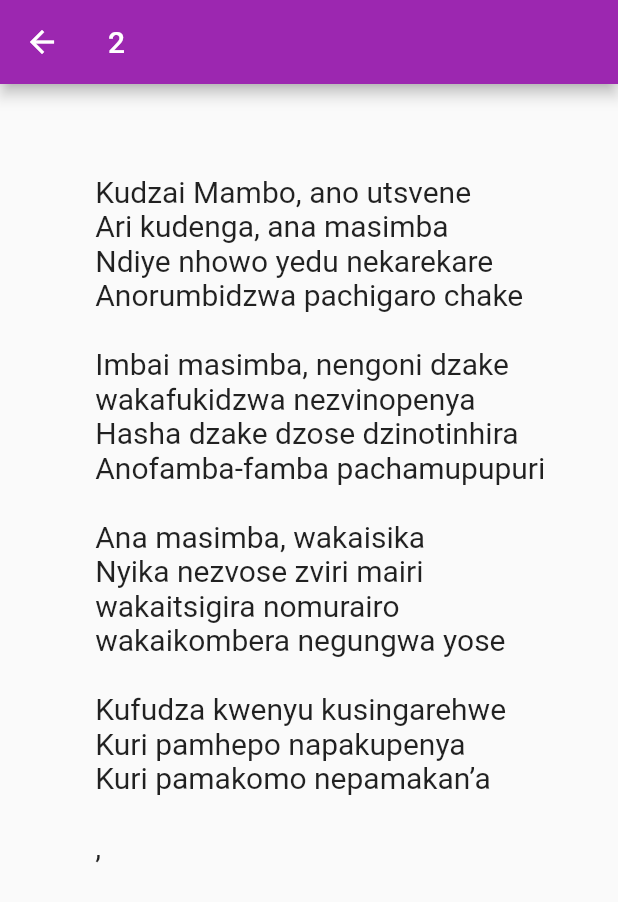
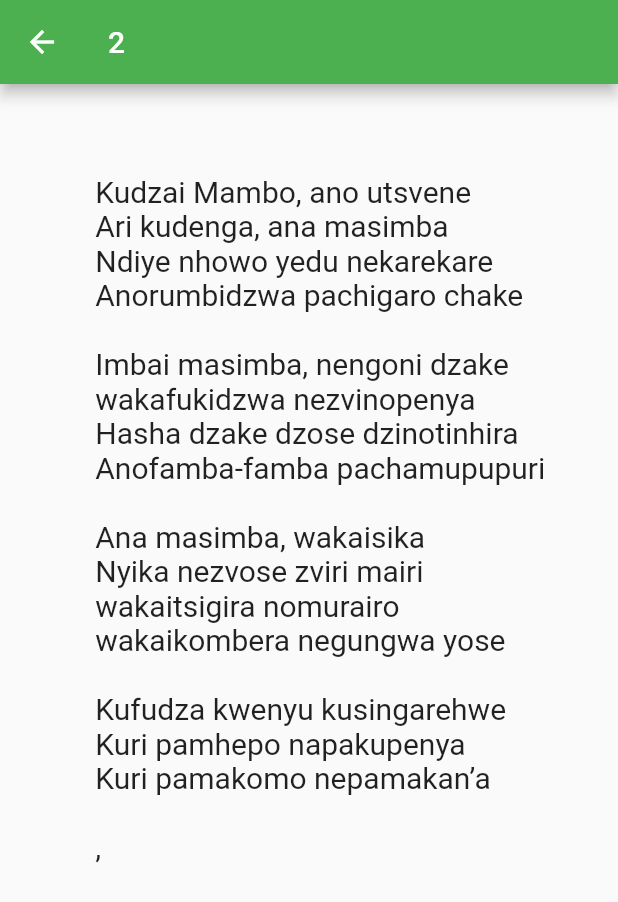
Before and after one commit to ZeusTakunda/ShonaHymns, a Flutter app: the Hymn2 screen opened directly, on a phone screen of 412 x 824 dp. Shown: the top 902 px of the screen. Run offline on Flutter 3.47's test engine with Material 2 defaults, Android fonts, the phone set to English and light mode, and no system bars; our stand-ins replace splashscreen.

Commit message:
dev test 2

```diff
--- a/lib/ShonaHymns/1.dart
+++ b/lib/ShonaHymns/1.dart
@@ -46,7 +46,7 @@ class Hymn2 extends StatelessWidget {
     return Scaffold(
       appBar: AppBar(
         title: const Text('2'),
-        backgroundColor: Colors.purple,
+        backgroundColor: Colors.green,
       ),
       body: ListView(
         children: [
```
